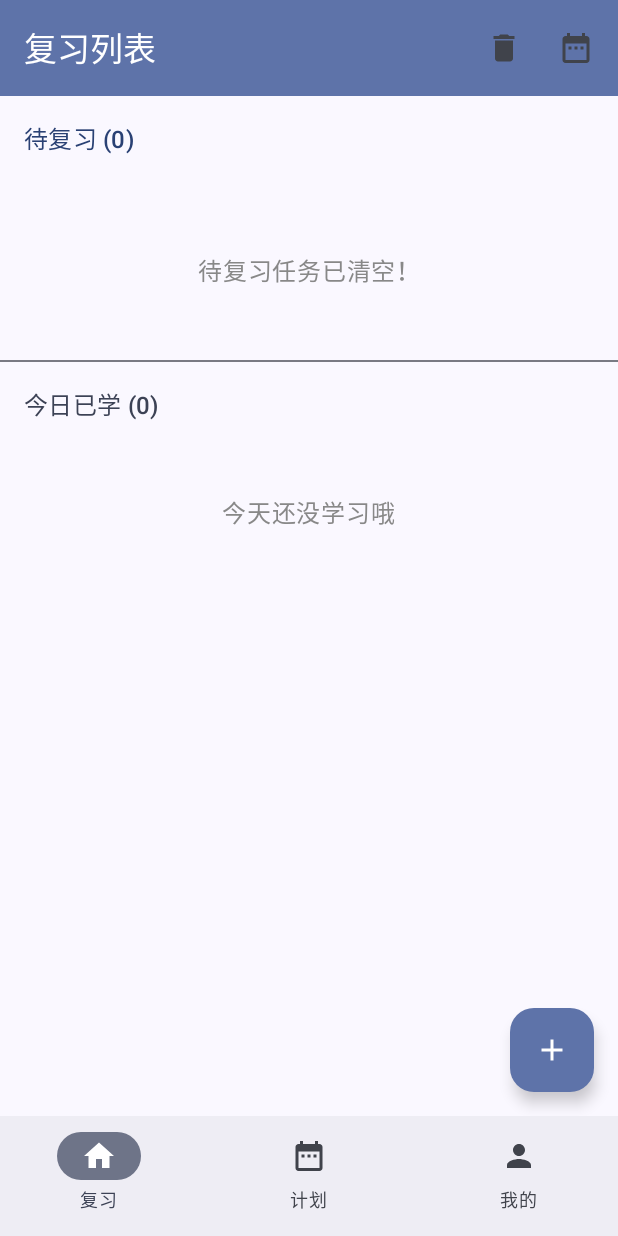
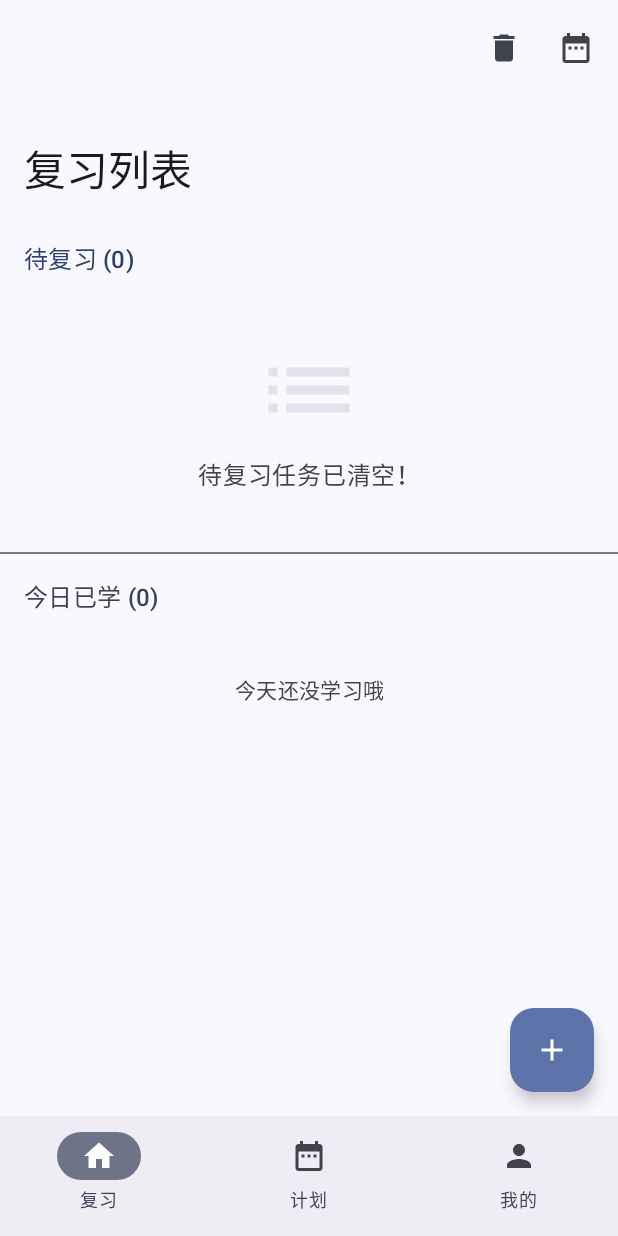
Before and after one commit to raink2026/EbbinghausReviewer, an Android app built with Jetpack Compose: the HomeScreen screen opened through its navigation route, on a phone screen of 412 x 824 dp. Run offline under Robolectric (Android 15) with nearby library versions, the phone set to English and light mode, and no system bars; our stand-ins replace Room's generated code.

Commit message:
Optimize UI with Material Design 3 principles
- Replaced `TopAppBar` with `LargeTopAppBar` in `HomeScreen` for a Google Play-like style.
- Updated `ReviewItemCard` to use `ElevatedCard` with 16dp rounded corners.
- Enhanced empty states in `HomeScreen` with icons and improved typography.
- Updated `ReviewScreen` to use `CenterAlignedTopAppBar` and MD3 styled buttons.
- Ensured consistent use of Material 3 components and spacing.

```diff
--- a/app/src/main/java/com/ebbinghaus/review/ui/home/HomeScreen.kt
+++ b/app/src/main/java/com/ebbinghaus/review/ui/home/HomeScreen.kt
@@ -20,7 +20,10 @@ import androidx.compose.material3.IconButton
 import androidx.compose.material3.MaterialTheme
 import androidx.compose.material3.Scaffold
 import androidx.compose.material3.Text
-import androidx.compose.material3.TopAppBar
+import androidx.compose.foundation.layout.Spacer
+import androidx.compose.foundation.layout.size
+import androidx.compose.material.icons.filled.List
+import androidx.compose.material3.LargeTopAppBar
 import androidx.compose.material3.TopAppBarDefaults
 import androidx.compose.runtime.Composable
 import androidx.compose.runtime.getValue
@@ -31,7 +34,9 @@ import androidx.compose.runtime.setValue
 import androidx.compose.ui.Alignment
 import androidx.compose.ui.Modifier
 import androidx.compose.ui.graphics.Color
+import androidx.compose.ui.input.nestedscroll.nestedScroll
 import androidx.compose.ui.res.stringResource
+import androidx.compose.ui.text.style.TextAlign
 import androidx.compose.ui.unit.dp
 import androidx.navigation.NavController
 import com.ebbinghaus.review.R
@@ -50,9 +55,12 @@ fun HomeScreen(
     dueItems: List<ReviewItem>,
     todayReviewedItems: List<ReviewItem>
 ) {
+    val scrollBehavior = TopAppBarDefaults.exitUntilCollapsedScrollBehavior()
+
     Scaffold(
+        modifier = Modifier.nestedScroll(scrollBehavior.nestedScrollConnection),
         topBar = {
-            TopAppBar(
+            LargeTopAppBar(
                 title = { Text(stringResource(R.string.review_list)) },
                 actions = {
                     // 回收站入口
@@ -63,10 +71,7 @@ fun HomeScreen(
                         Icon(Icons.Default.DateRange, contentDescription = "History")
                     }
                 },
-                colors = TopAppBarDefaults.topAppBarColors(
-                    containerColor = MaterialTheme.colorScheme.primaryContainer,
-                    titleContentColor = MaterialTheme.colorScheme.onPrimaryContainer
-                )
+                scrollBehavior = scrollBehavior
             )
         },
         floatingActionButton = {
@@ -75,30 +80,44 @@ fun HomeScreen(
             }
         }
     ) { innerPadding ->
-        Column(
+        LazyColumn(
             modifier = Modifier
                 .fillMaxSize()
                 .padding(innerPadding)
         ) {
             // 1. 待复习列表
+            item {
                 Text(
                     text = "${stringResource(R.string.to_review)} (${dueItems.size})",
                     style = MaterialTheme.typography.titleMedium,
                     color = MaterialTheme.colorScheme.primary,
-                modifier = Modifier.padding(16.dp)
+                    modifier = Modifier.padding(horizontal = 16.dp, vertical = 8.dp)
                 )
+            }
 
             if (dueItems.isEmpty()) {
-                Box(
+                item {
+                    Column(
                         modifier = Modifier
                             .fillMaxWidth()
-                        .height(120.dp),
-                    contentAlignment = Alignment.Center
+                            .padding(vertical = 32.dp),
+                        horizontalAlignment = Alignment.CenterHorizontally
                     ) {
-                    Text(stringResource(R.string.no_review_tasks), color = Color.Gray)
+                        Icon(
+                            imageVector = Icons.Default.List,
+                            contentDescription = null,
+                            modifier = Modifier.size(72.dp),
+                            tint = MaterialTheme.colorScheme.surfaceVariant
+                        )
+                        Spacer(modifier = Modifier.height(8.dp))
+                        Text(
+                            text = stringResource(R.string.no_review_tasks),
+                            color = MaterialTheme.colorScheme.onSurfaceVariant,
+                            style = MaterialTheme.typography.bodyLarge
+                        )
+                    }
                 }
             } else {
-                LazyColumn(modifier = Modifier.weight(1f)) {
                 items(dueItems, key = { it.id }) { item ->
                     ReviewItemCardWrapper(
                         item = item,
@@ -107,29 +126,38 @@ fun HomeScreen(
                     )
                 }
             }
+
+            item {
+                Divider(modifier = Modifier.padding(vertical = 8.dp))
             }
 
-            Divider()
-
             // 2. 今日已完成列表
+            item {
                 Text(
                     text = "${stringResource(R.string.studied_today)} (${todayReviewedItems.size})",
                     style = MaterialTheme.typography.titleMedium,
                     color = MaterialTheme.colorScheme.secondary,
-                modifier = Modifier.padding(16.dp)
+                    modifier = Modifier.padding(horizontal = 16.dp, vertical = 8.dp)
                 )
+            }
 
             if (todayReviewedItems.isEmpty()) {
-                Box(
+                item {
+                    Column(
                         modifier = Modifier
                             .fillMaxWidth()
-                        .weight(1f),
-                    contentAlignment = Alignment.TopCenter
+                            .padding(vertical = 32.dp),
+                        horizontalAlignment = Alignment.CenterHorizontally
                     ) {
-                    Text(stringResource(R.string.no_study_today), color = Color.Gray, modifier = Modifier.padding(top = 32.dp))
+                        Text(
+                            text = stringResource(R.string.no_study_today),
+                            color = MaterialTheme.colorScheme.onSurfaceVariant,
+                            style = MaterialTheme.typography.bodyMedium,
+                            textAlign = TextAlign.Center
+                        )
+                    }
                 }
             } else {
-                LazyColumn(modifier = Modifier.weight(1f)) {
                 items(todayReviewedItems, key = { it.id }) { item ->
                     ReviewItemCardWrapper(
                         item = item,
@@ -138,6 +166,10 @@ fun HomeScreen(
                     )
                 }
             }
+
+            // Add some bottom padding for the FAB
+            item {
+                Spacer(modifier = Modifier.height(80.dp))
             }
         }
     }
```
Also changed, not shown: app/src/main/java/com/ebbinghaus/review/ui/components/ReviewItemCard.kt (+20 -4 lines), app/src/main/java/com/ebbinghaus/review/ui/review/ReviewScreen.kt (+24 -8 lines). Lines whose indentation alone changed are shown as unchanged.
